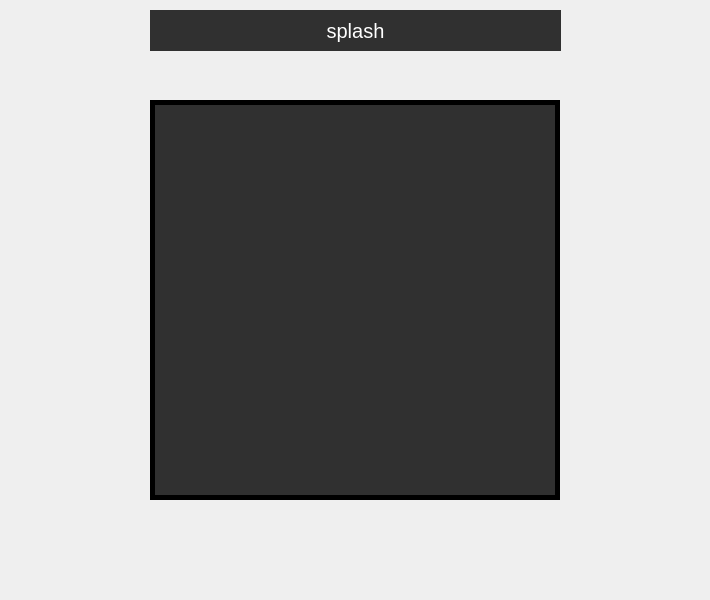
First picture: the form in src/views/dashboardview.ui, repository minorleaguegrayonassociates/GrayonSlam, before the edit.
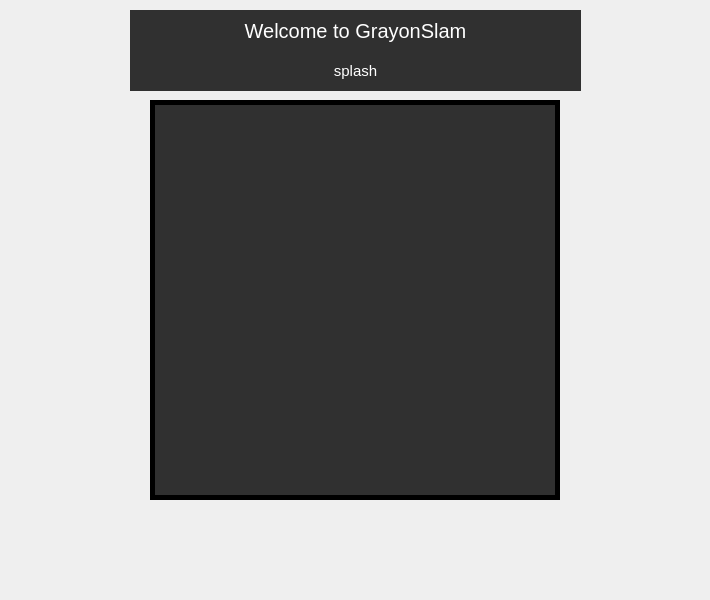
Second picture: the form after the edit.

Commit message: Add welcome message. Made splash smaller

The edit to the form file:
```diff
--- a/src/views/dashboardview.ui
+++ b/src/views/dashboardview.ui
@@ -33,9 +33,33 @@
   <widget class="QLabel" name="label_splash">
    <property name="geometry">
     <rect>
-     <x>150</x>
+     <x>130</x>
+     <y>50</y>
+     <width>451</width>
+     <height>41</height>
+    </rect>
+   </property>
+   <property name="styleSheet">
+    <string notr="true">QLabel
+{
+	background-color: #303030;
+	color: white;
+	font-size: 15px;
+}</string>
+   </property>
+   <property name="text">
+    <string>splash</string>
+   </property>
+   <property name="alignment">
+    <set>Qt::AlignCenter</set>
+   </property>
+  </widget>
+  <widget class="QLabel" name="label_welcome">
+   <property name="geometry">
+    <rect>
+     <x>130</x>
      <y>10</y>
-     <width>411</width>
+     <width>451</width>
      <height>41</height>
     </rect>
    </property>
@@ -48,7 +72,7 @@
 }</string>
    </property>
    <property name="text">
-    <string>splash</string>
+    <string>Welcome to GrayonSlam</string>
    </property>
    <property name="alignment">
     <set>Qt::AlignCenter</set>
```
